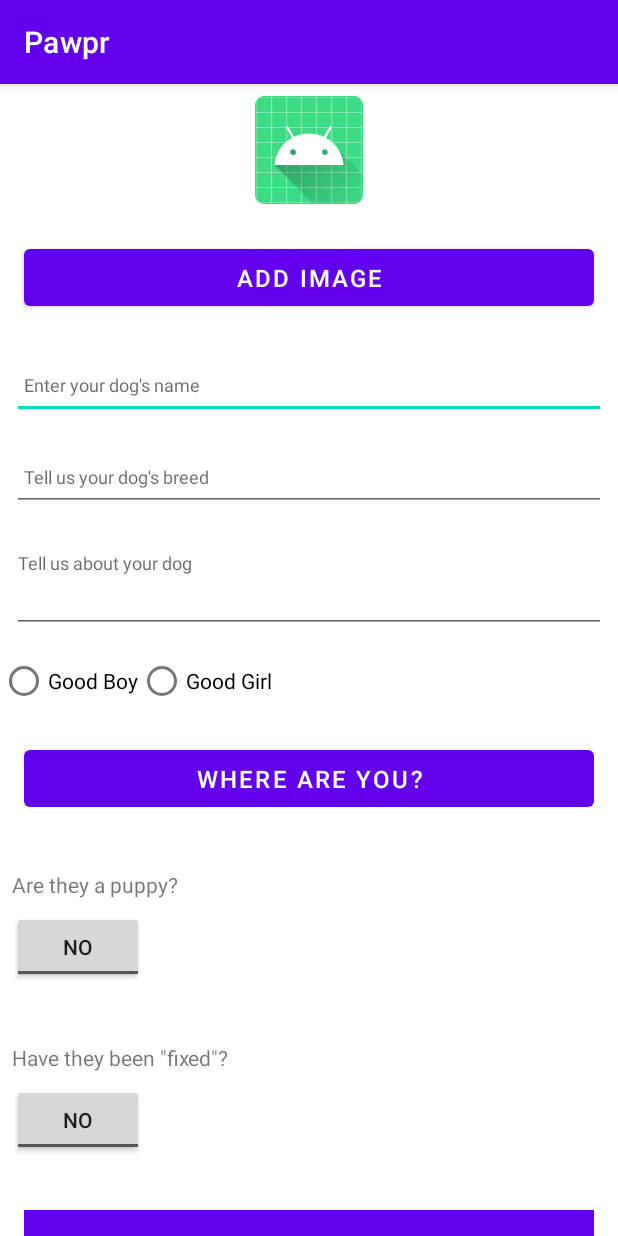
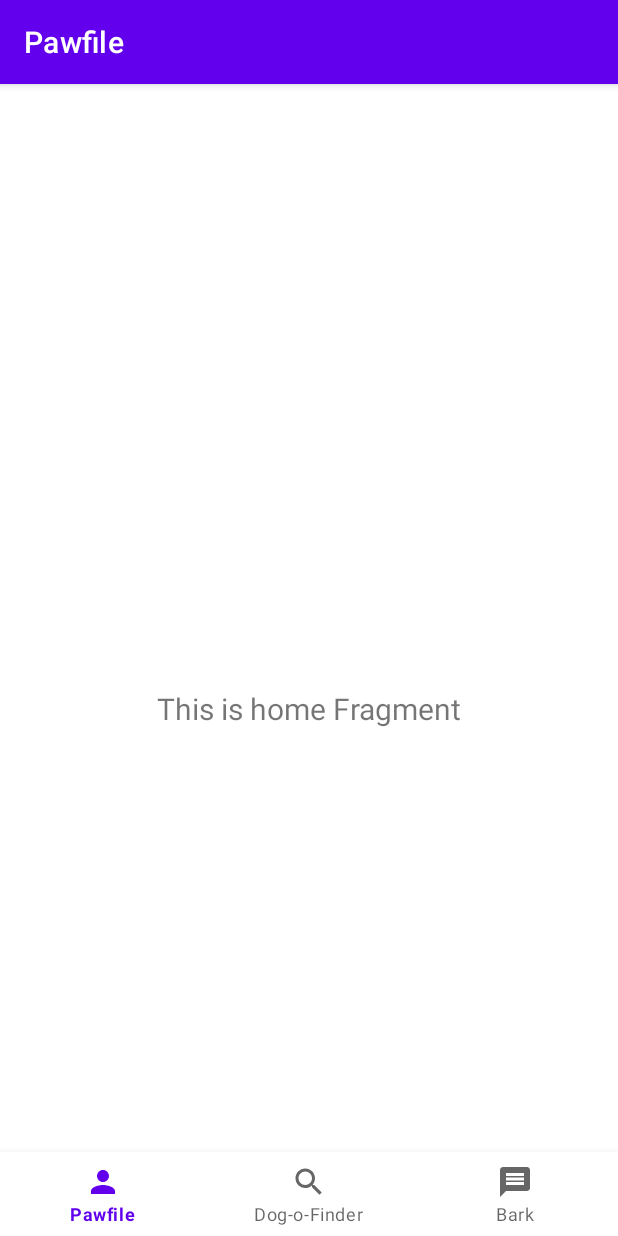
Before and after one commit to niallcolbert/pawpr, an Android app: the screen it shows after launch (ProfileActivity before the commit, MainActivity after it), on a phone screen of 412 x 824 dp. Run offline under Robolectric (Android 15) with nearby library versions, the phone set to English and light mode, and no system bars; our stand-ins replace navigation-ui.

Commit message:
Add bottom nav - WIP

```diff
--- /dev/null
+++ b/app/src/main/java/com/neddoesdev/pawpr/activities/MainActivity.kt
@@ -0,0 +1,30 @@
+package com.neddoesdev.pawpr.activities
+
+import android.os.Bundle
+import com.google.android.material.bottomnavigation.BottomNavigationView
+import androidx.appcompat.app.AppCompatActivity
+import androidx.navigation.findNavController
+import androidx.navigation.ui.AppBarConfiguration
+import androidx.navigation.ui.setupActionBarWithNavController
+import androidx.navigation.ui.setupWithNavController
+import com.neddoesdev.pawpr.R
+
+class MainActivity : AppCompatActivity() {
+
+    override fun onCreate(savedInstanceState: Bundle?) {
+        super.onCreate(savedInstanceState)
+        setContentView(R.layout.activity_main)
+        val navView: BottomNavigationView = findViewById(R.id.nav_view)
+
+        val navController = findNavController(R.id.nav_host_fragment)
+        // Passing each menu ID as a set of Ids because each
+        // menu should be considered as top level destinations.
+        val appBarConfiguration = AppBarConfiguration(
+            setOf(
+                R.id.navigation_profile, R.id.navigation_search, R.id.navigation_message
+            )
+        )
+        setupActionBarWithNavController(navController, appBarConfiguration)
+        navView.setupWithNavController(navController)
+    }
+}
--- /dev/null
+++ b/app/src/main/java/com/neddoesdev/pawpr/activities/ui/profile/ProfileFragment.kt
@@ -0,0 +1,31 @@
+package com.neddoesdev.pawpr.activities.ui.profile
+
+import android.os.Bundle
+import android.view.LayoutInflater
+import android.view.View
+import android.view.ViewGroup
+import android.widget.TextView
+import androidx.fragment.app.Fragment
+import androidx.lifecycle.Observer
+import androidx.lifecycle.ViewModelProvider
+import com.neddoesdev.pawpr.R
+
+class ProfileFragment : Fragment() {
+
+    private lateinit var profileViewModel: ProfileViewModel
+
+    override fun onCreateView(
+        inflater: LayoutInflater,
+        container: ViewGroup?,
+        savedInstanceState: Bundle?
+    ): View? {
+        profileViewModel =
+            ViewModelProvider(this).get(ProfileViewModel::class.java)
+        val root = inflater.inflate(R.layout.fragment_profile, container, false)
+        val textView: TextView = root.findViewById(R.id.text_home)
+        profileViewModel.text.observe(viewLifecycleOwner, Observer {
+            textView.text = it
+        })
+        return root
+    }
+}
--- /dev/null
+++ b/app/src/main/java/com/neddoesdev/pawpr/activities/ui/profile/ProfileViewModel.kt
@@ -0,0 +1,13 @@
+package com.neddoesdev.pawpr.activities.ui.profile
+
+import androidx.lifecycle.LiveData
+import androidx.lifecycle.MutableLiveData
+import androidx.lifecycle.ViewModel
+
+class ProfileViewModel : ViewModel() {
+
+    private val _text = MutableLiveData<String>().apply {
+        value = "This is home Fragment"
+    }
+    val text: LiveData<String> = _text
+}
--- /dev/null
+++ b/app/src/main/res/drawable/ic_baseline_message_24.xml
@@ -0,0 +1,10 @@
+<vector xmlns:android="http://schemas.android.com/apk/res/android"
+    android:width="24dp"
+    android:height="24dp"
+    android:viewportWidth="24"
+    android:viewportHeight="24"
+    android:tint="?attr/colorControlNormal">
+  <path
+      android:fillColor="@android:color/white"
+      android:pathData="M20,2L4,2c-1.1,0 -1.99,0.9 -1.99,2L2,22l4,-4h14c1.1,0 2,-0.9 2,-2L22,4c0,-1.1 -0.9,-2 -2,-2zM18,14L6,14v-2h12v2zM18,11L6,11L6,9h12v2zM18,8L6,8L6,6h12v2z"/>
+</vector>
--- /dev/null
+++ b/app/src/main/res/drawable/ic_baseline_person_24.xml
@@ -0,0 +1,10 @@
+<vector xmlns:android="http://schemas.android.com/apk/res/android"
+    android:width="24dp"
+    android:height="24dp"
+    android:viewportWidth="24"
+    android:viewportHeight="24"
+    android:tint="?attr/colorControlNormal">
+  <path
+      android:fillColor="@android:color/white"
+      android:pathData="M12,12c2.21,0 4,-1.79 4,-4s-1.79,-4 -4,-4 -4,1.79 -4,4 1.79,4 4,4zM12,14c-2.67,0 -8,1.34 -8,4v2h16v-2c0,-2.66 -5.33,-4 -8,-4z"/>
+</vector>
--- /dev/null
+++ b/app/src/main/res/drawable/ic_baseline_search_24.xml
@@ -0,0 +1,10 @@
+<vector xmlns:android="http://schemas.android.com/apk/res/android"
+    android:width="24dp"
+    android:height="24dp"
+    android:viewportWidth="24"
+    android:viewportHeight="24"
+    android:tint="?attr/colorControlNormal">
+  <path
+      android:fillColor="@android:color/white"
+      android:pathData="M15.5,14h-0.79l-0.28,-0.27C15.41,12.59 16,11.11 16,9.5 16,5.91 13.09,3 9.5,3S3,5.91 3,9.5 5.91,16 9.5,16c1.61,0 3.09,-0.59 4.23,-1.57l0.27,0.28v0.79l5,4.99L20.49,19l-4.99,-5zM9.5,14C7.01,14 5,11.99 5,9.5S7.01,5 9.5,5 14,7.01 14,9.5 11.99,14 9.5,14z"/>
+</vector>
--- /dev/null
+++ b/app/src/main/res/layout/activity_main.xml
@@ -0,0 +1,33 @@
+<?xml version="1.0" encoding="utf-8"?>
+<androidx.constraintlayout.widget.ConstraintLayout xmlns:android="http://schemas.android.com/apk/res/android"
+    xmlns:app="http://schemas.android.com/apk/res-auto"
+    android:id="@+id/container"
+    android:layout_width="match_parent"
+    android:layout_height="match_parent"
+    android:paddingTop="?attr/actionBarSize">
+
+    <com.google.android.material.bottomnavigation.BottomNavigationView
+        android:id="@+id/nav_view"
+        android:layout_width="0dp"
+        android:layout_height="wrap_content"
+        android:layout_marginStart="0dp"
+        android:layout_marginEnd="0dp"
+        android:background="?android:attr/windowBackground"
+        app:layout_constraintBottom_toBottomOf="parent"
+        app:layout_constraintLeft_toLeftOf="parent"
+        app:layout_constraintRight_toRightOf="parent"
+        app:menu="@menu/bottom_nav_menu" />
+
+    <fragment
+        android:id="@+id/nav_host_fragment"
+        android:name="androidx.navigation.fragment.NavHostFragment"
+        android:layout_width="match_parent"
+        android:layout_height="match_parent"
+        app:defaultNavHost="true"
+        app:layout_constraintBottom_toTopOf="@id/nav_view"
+        app:layout_constraintLeft_toLeftOf="parent"
+        app:layout_constraintRight_toRightOf="parent"
+        app:layout_constraintTop_toTopOf="parent"
+        app:navGraph="@navigation/mobile_navigation" />
+
+</androidx.constraintlayout.widget.ConstraintLayout>
--- /dev/null
+++ b/app/src/main/res/layout/fragment_profile.xml
@@ -0,0 +1,22 @@
+<?xml version="1.0" encoding="utf-8"?>
+<androidx.constraintlayout.widget.ConstraintLayout xmlns:android="http://schemas.android.com/apk/res/android"
+    xmlns:app="http://schemas.android.com/apk/res-auto"
+    xmlns:tools="http://schemas.android.com/tools"
+    android:layout_width="match_parent"
+    android:layout_height="match_parent"
+    tools:context=".activities.ui.profile.ProfileFragment">
+
+    <TextView
+        android:id="@+id/text_home"
+        android:layout_width="match_parent"
+        android:layout_height="wrap_content"
+        android:layout_marginStart="8dp"
+        android:layout_marginTop="8dp"
+        android:layout_marginEnd="8dp"
+        android:textAlignment="center"
+        android:textSize="20sp"
+        app:layout_constraintBottom_toBottomOf="parent"
+        app:layout_constraintEnd_toEndOf="parent"
+        app:layout_constraintStart_toStartOf="parent"
+        app:layout_constraintTop_toTopOf="parent" />
+</androidx.constraintlayout.widget.ConstraintLayout>
--- /dev/null
+++ b/app/src/main/res/menu/bottom_nav_menu.xml
@@ -0,0 +1,19 @@
+<?xml version="1.0" encoding="utf-8"?>
+<menu xmlns:android="http://schemas.android.com/apk/res/android">
+
+    <item
+        android:id="@+id/navigation_profile"
+        android:icon="@drawable/ic_baseline_person_24"
+        android:title="@string/profile" />
+
+    <item
+        android:id="@+id/navigation_search"
+        android:icon="@drawable/ic_baseline_search_24"
+        android:title="@string/search" />
+
+    <item
+        android:id="@+id/navigation_message"
+        android:icon="@drawable/ic_baseline_message_24"
+        android:title="@string/message" />
+
+</menu>
--- /dev/null
+++ b/app/src/main/res/navigation/mobile_navigation.xml
@@ -0,0 +1,25 @@
+<?xml version="1.0" encoding="utf-8"?>
+<navigation xmlns:android="http://schemas.android.com/apk/res/android"
+    xmlns:app="http://schemas.android.com/apk/res-auto"
+    xmlns:tools="http://schemas.android.com/tools"
+    android:id="@+id/mobile_navigation"
+    app:startDestination="@+id/navigation_profile">
+
+    <fragment
+        android:id="@+id/navigation_profile"
+        android:name="com.neddoesdev.pawpr.activities.ui.profile.ProfileFragment"
+        android:label="@string/profile"
+        tools:layout="@layout/fragment_profile" />
+
+    <fragment
+        android:id="@+id/navigation_search"
+        android:name="com.neddoesdev.pawpr.activities.ui.search.SearchFragment"
+        android:label="@string/search"
+        tools:layout="@layout/fragment_search" />
+
+    <fragment
+        android:id="@+id/navigation_message"
+        android:name="com.neddoesdev.pawpr.activities.ui.message.MessageFragment"
+        android:label="@string/message"
+        tools:layout="@layout/fragment_message" />
+</navigation>
--- /dev/null
+++ b/app/src/main/res/values/dimens.xml
@@ -0,0 +1,5 @@
+<resources>
+    <!-- Default screen margins, per the Android Design guidelines. -->
+    <dimen name="activity_horizontal_margin">16dp</dimen>
+    <dimen name="activity_vertical_margin">16dp</dimen>
+</resources>
--- a/app/src/main/res/values/strings.xml
+++ b/app/src/main/res/values/strings.xml
@@ -1,6 +1,9 @@
 <resources>
     <string name="app_name">Pawpr</string>
     <string name="profile">Pawfile</string>
+    <string name="search">Dog-o-Finder</string>
+    <string name="message">Bark</string>
+
     <string name="button_updateProfile">Update Pawfile</string>
     <string name="button_addImage">Add Image</string>
     <string name="hint_name">Enter your dog\'s name</string>
@@ -22,4 +25,5 @@
     <string name="no">No</string>
     <string name="yes">Yes</string>
     <string name="title_activity_maps">Map</string>
+    <string name="title_activity_main">MainActivity</string>
 </resources>
```
Also changed, not shown: app/build.gradle (+9 -1 lines), app/src/main/AndroidManifest.xml (+10 -5 lines), app/src/main/java/com/neddoesdev/pawpr/activities/ui/message/MessageFragment.kt (added, +31 -0 lines), app/src/main/java/com/neddoesdev/pawpr/activities/ui/message/MessageViewModel.kt (added, +13 -0 lines), app/src/main/java/com/neddoesdev/pawpr/activities/ui/search/SearchFragment.kt (added, +31 -0 lines), app/src/main/java/com/neddoesdev/pawpr/activities/ui/search/SearchViewModel.kt (added, +13 -0 lines), app/src/main/res/layout/fragment_message.xml (added, +22 -0 lines), app/src/main/res/layout/fragment_search.xml (added, +22 -0 lines).
